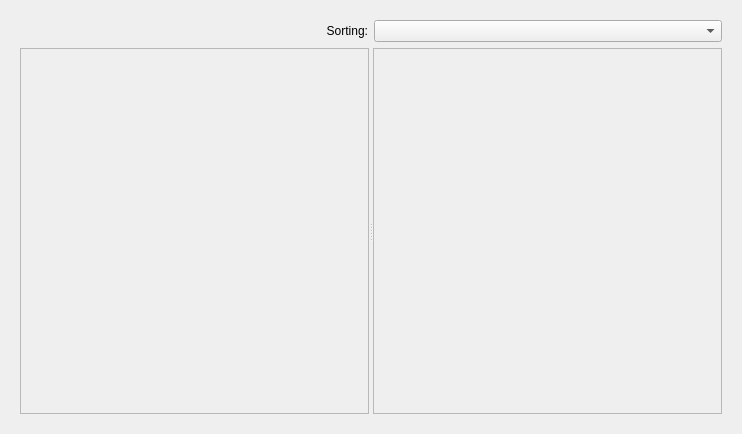
The window that UI/qt_ui/catalog_frame.ui (arnaudframmery/catalog) describes before a commit, drawn with Qt 5.
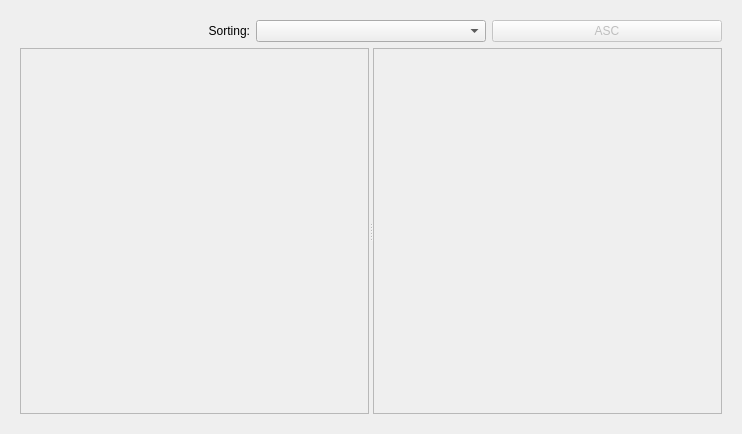
The same window after the commit. The open tabs and pages were chosen to show the change.

Commit message: add sorting direction management + reset option for filters

```diff
--- a/UI/qt_ui/catalog_frame.ui
+++ b/UI/qt_ui/catalog_frame.ui
@@ -42,6 +42,22 @@
          <item>
           <widget class="QComboBox" name="sort_combo_box"/>
          </item>
+         <item>
+          <widget class="QPushButton" name="sort_direction">
+           <property name="enabled">
+            <bool>false</bool>
+           </property>
+           <property name="text">
+            <string>ASC</string>
+           </property>
+           <property name="checkable">
+            <bool>false</bool>
+           </property>
+           <property name="checked">
+            <bool>false</bool>
+           </property>
+          </widget>
+         </item>
         </layout>
        </item>
        <item>
```
Left out of the diff: 2 changed lines with no effect on the pictures. The commit also changes 6 other files.
